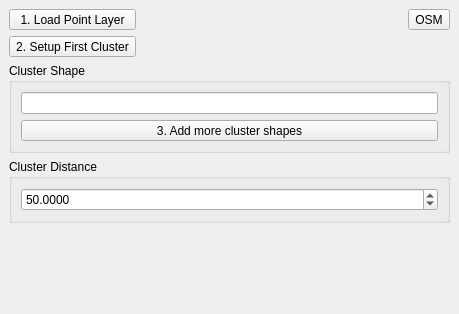
Old version of the form ui_QgisMarkerClusterDockWidget.ui in the repository datalyze-solutions/QgisMarkerCluster.
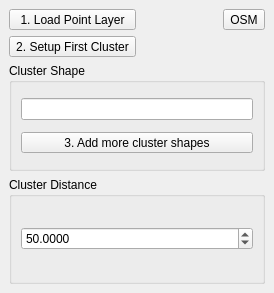
New version of the form. Icons and pictures are not drawn.

Patch:
```diff
--- a/ui_QgisMarkerClusterDockWidget.ui
+++ b/ui_QgisMarkerClusterDockWidget.ui
@@ -6,20 +6,20 @@
    <rect>
     <x>0</x>
     <y>0</y>
-    <width>459</width>
-    <height>314</height>
+    <width>274</width>
+    <height>293</height>
    </rect>
   </property>
   <property name="minimumSize">
    <size>
-    <width>274</width>
-    <height>293</height>
+    <width>0</width>
+    <height>0</height>
    </size>
   </property>
   <property name="maximumSize">
    <size>
-    <width>524287</width>
-    <height>524287</height>
+    <width>16777215</width>
+    <height>293</height>
    </size>
   </property>
   <property name="windowTitle">
@@ -207,19 +207,6 @@
       </layout>
      </widget>
     </item>
-    <item>
-     <spacer name="verticalSpacer">
-      <property name="orientation">
-       <enum>Qt::Vertical</enum>
-      </property>
-      <property name="sizeHint" stdset="0">
-       <size>
-        <width>20</width>
-        <height>40</height>
-       </size>
-      </property>
-     </spacer>
-    </item>
    </layout>
   </widget>
  </widget>
```
